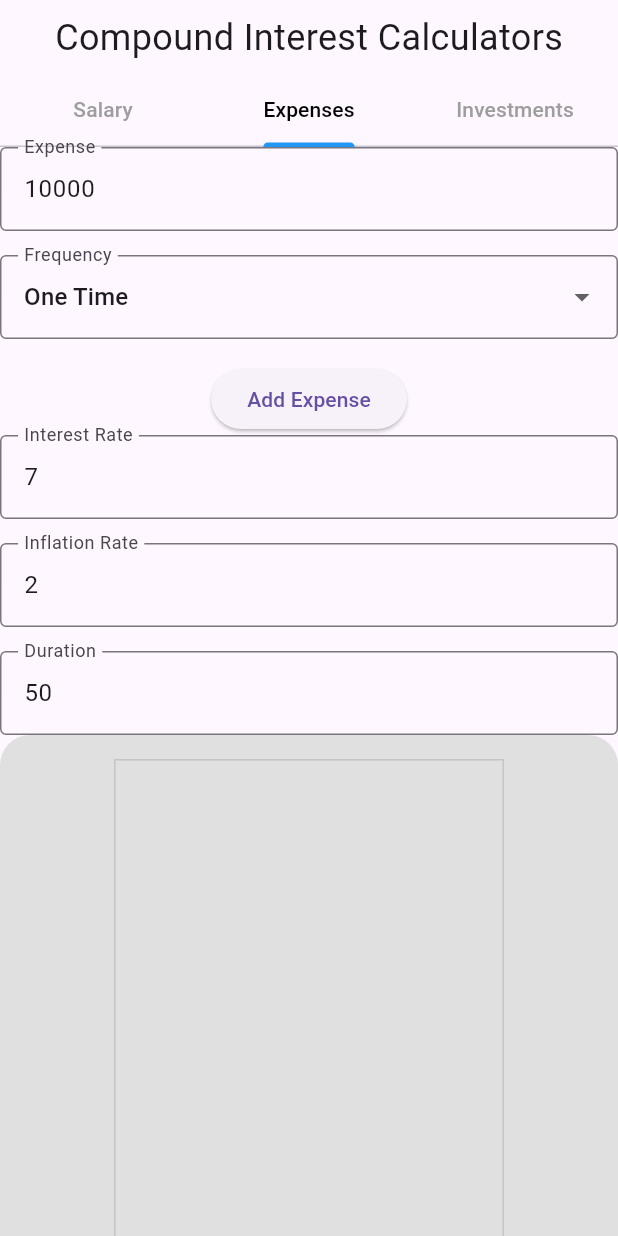
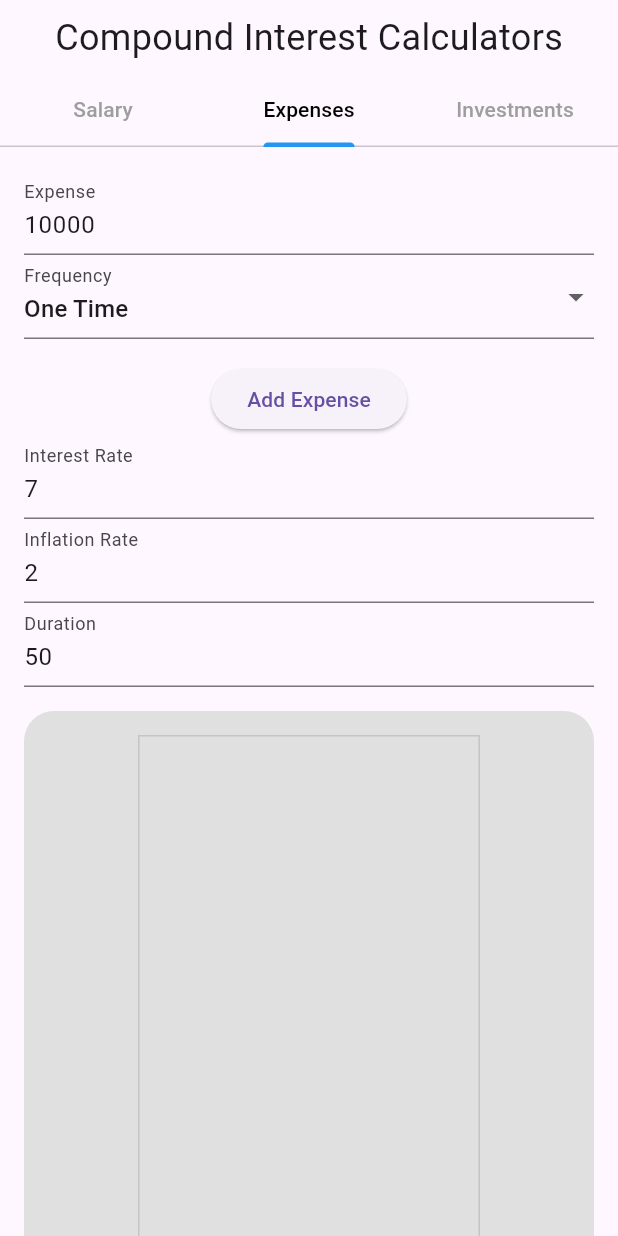
Before and after one commit to Gorm2303/fire-project, a Flutter app: the CalculatorScreen screen opened by its route, tab 2 chosen, on a phone screen of 412 x 824 dp. Run offline on Flutter 3.47's test engine with Material 3 defaults, Android fonts, the phone set to English and light mode, and no system bars; drawn by our look-alikes of fl_chart; our stand-ins replace data_table_2; missing offline and left inert: flutter_math_fork.

Commit message:
Made the expenses and salary tabs prettier

```diff
--- a/fire_app/lib/screens/expenses_tab.dart
+++ b/fire_app/lib/screens/expenses_tab.dart
@@ -40,10 +40,16 @@ class _ExpensesTabState extends State<ExpensesTab> with SingleTickerProviderStat
 
   @override
   Widget build(BuildContext context) {
-    return Column(
+    return Padding(
+      padding: const EdgeInsets.all(16.0),
+      child: Column(
         crossAxisAlignment: CrossAxisAlignment.center,
         mainAxisSize: MainAxisSize.min,
         children: <Widget>[
+          SizedBox(
+              width: widget.maxWidth,
+              child: Column (
+                children: [
                 ExpenseInputForm(
                   expenseController: _expenseController,
                   frequencies: _frequencies,
@@ -72,6 +78,10 @@ class _ExpensesTabState extends State<ExpensesTab> with SingleTickerProviderStat
                   durationController: _durationController,
                   onParameterChanged: _calculateTableData,
                 ),
+              ],
+            ),
+          ),
+          const SizedBox(height: 16),
           ExpenseLineChart(
             graphDataTotalValue: _graphDataTotalValue,
             graphDataTotalExpenses: _graphDataTotalExpenses,
@@ -94,6 +104,7 @@ class _ExpensesTabState extends State<ExpensesTab> with SingleTickerProviderStat
             ),
           ),
         ],
+      ),
     );
   }
 
--- a/fire_app/lib/widgets/expense_widgets/input_form.dart
+++ b/fire_app/lib/widgets/expense_widgets/input_form.dart
@@ -23,9 +23,8 @@ class ExpenseInputForm extends StatelessWidget {
         TextField(
           controller: expenseController,
           keyboardType: TextInputType.number,
-          decoration: const InputDecoration(labelText: 'Expense', border: OutlineInputBorder()),
+          decoration: const InputDecoration(labelText: 'Expense'),
         ),
-        const SizedBox(height: 16),
         DropdownButtonFormField<String>(
           value: selectedFrequency,
           items: frequencies.map((String value) {
@@ -35,7 +34,7 @@ class ExpenseInputForm extends StatelessWidget {
             );
           }).toList(),
           onChanged: (newValue) => onFrequencyChanged(newValue ?? 'One Time'),
-          decoration: const InputDecoration(labelText: 'Frequency', border: OutlineInputBorder()),
+          decoration: const InputDecoration(labelText: 'Frequency'),
         ),
         const SizedBox(height: 16),
         ElevatedButton(onPressed: onAddExpense, child: const Text('Add Expense')),
--- a/fire_app/lib/widgets/expense_widgets/parameter_inputs.dart
+++ b/fire_app/lib/widgets/expense_widgets/parameter_inputs.dart
@@ -21,21 +21,19 @@ class ExpenseParameterInputs extends StatelessWidget {
         TextField(
           controller: interestRateController,
           keyboardType: TextInputType.number,
-          decoration: const InputDecoration(labelText: 'Interest Rate', border: OutlineInputBorder()),
+          decoration: const InputDecoration(labelText: 'Interest Rate'),
           onChanged: (value) => onParameterChanged(),
         ),
-        const SizedBox(height: 16),
         TextField(
           controller: inflationRateController,
           keyboardType: TextInputType.number,
-          decoration: const InputDecoration(labelText: 'Inflation Rate', border: OutlineInputBorder()),
+          decoration: const InputDecoration(labelText: 'Inflation Rate'),
           onChanged: (value) => onParameterChanged(),
         ),
-        const SizedBox(height: 16),
         TextField(
           controller: durationController,
           keyboardType: TextInputType.number,
-          decoration: const InputDecoration(labelText: 'Duration', border: OutlineInputBorder()),
+          decoration: const InputDecoration(labelText: 'Duration'),
           onChanged: (value) => onParameterChanged(),
         ),
       ],
--- a/fire_app/lib/widgets/salary_widgets/salary_input_fields.dart
+++ b/fire_app/lib/widgets/salary_widgets/salary_input_fields.dart
@@ -25,6 +25,7 @@ class SalaryInputField extends StatelessWidget {
           keyboardType: TextInputType.number,
           decoration: const InputDecoration(labelText: 'Yearly Pay Raise (%)'),
         ),
+        const SizedBox(height: 16),
         ElevatedButton(
           onPressed: addSalaryCallback,
           child: const Text('Add Salary'),
```
Lines whose indentation alone changed are shown as unchanged.
